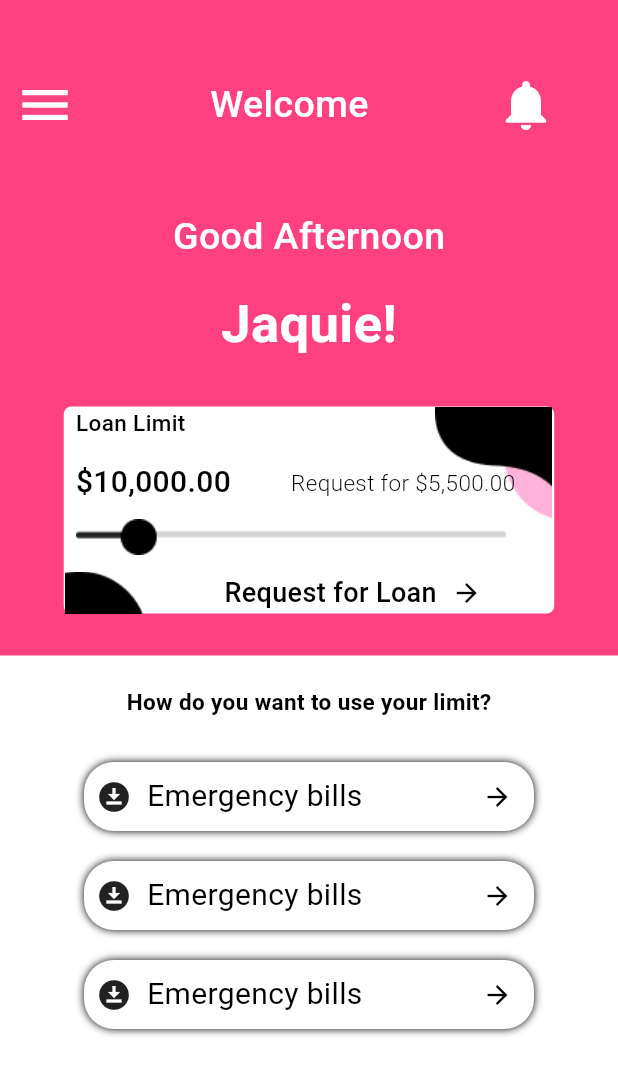
After one commit to siraj-afk/LoanApp, a Flutter app: the Screen8 screen opened directly, on a phone screen of 412 x 824 dp. The commit adds this screen. Shown: the top 1075 px of the screen. Run offline on Flutter 3.47's test engine with Material 3 defaults, Android fonts, the phone set to English and light mode, and no system bars; our stand-ins replace flutter_otp_text_field, introduction_screen.

Commit message:
screen 8 created

```diff
--- a/lib/Screen7.dart
+++ b/lib/Screen7.dart
@@ -1,5 +1,8 @@
 import 'package:flutter/cupertino.dart';
 import 'package:flutter/material.dart';
+import 'package:flutter/widgets.dart';
+
+import 'Screen8.dart';
 class Screen7 extends StatefulWidget {
   const Screen7({super.key});
 
@@ -38,7 +41,10 @@ class _Screen7State extends State<Screen7> {
                         borderRadius: BorderRadius.circular(30))),
               ),
               SizedBox(height: 80,),
-              Container(
+              GestureDetector(onTap:(){
+                Navigator.of(context).push(MaterialPageRoute(builder: (_)=>Screen8()));
+              } ,
+                child: Container(
                   width: 300,
                   height:46 ,
                   decoration: ShapeDecoration(shape: RoundedRectangleBorder(
@@ -49,6 +55,7 @@ class _Screen7State extends State<Screen7> {
                     )
                   ]),
                   child: Center(child: Text('Proceed',style: TextStyle(color: Colors.white,fontSize: 20),)),
+                ),
               ),
               SizedBox(height: 70,),
               Padding(
--- /dev/null
+++ b/lib/Screen8.dart
@@ -0,0 +1,206 @@
+import 'package:flutter/cupertino.dart';
+import 'package:flutter/material.dart';
+import 'package:flutter/widgets.dart';
+
+class Screen8 extends StatefulWidget {
+  const Screen8({super.key});
+
+  @override
+  State<Screen8> createState() => _Screen8State();
+}
+
+class _Screen8State extends State<Screen8> {
+  @override
+  Widget build(BuildContext context) {
+    return Scaffold(
+      backgroundColor: Colors.pinkAccent,
+      body:
+      Column(
+          children: [
+      Padding(
+      padding: EdgeInsets.only(left: 10.0, top: 50),
+      child: Row(
+        children: [
+          Icon(Icons.menu, size: 40, color: Colors.white,),
+          SizedBox(width: 90,),
+          Text('Welcome', style: TextStyle(
+              color: Colors.white, fontSize: 25, fontWeight: FontWeight.w500),),
+          SizedBox(width: 85,),
+          Icon(Icons.notifications, size: 40, color: Colors.white,),
+        ],
+      ),
+    ),
+    SizedBox(height: 50,),
+    Text('Good Afternoon',style: TextStyle(color: Colors.white,fontSize: 25,fontWeight: FontWeight.w500),),
+    SizedBox(height: 15,),
+    Text('Jaquie!',style: TextStyle(color: Colors.white,fontSize: 35,fontWeight: FontWeight.w700),),
+    SizedBox(height: 30,),
+    Container(
+    width: 327,
+    height: 138,
+      decoration: ShapeDecoration(shape: RoundedRectangleBorder
+        (borderRadius: BorderRadius.circular(5)),color: Colors.white),
+      child: Stack(
+        children: [
+          Padding(
+            padding:  EdgeInsets.only(left: 246.0),
+            child: Image.asset('assets/ww.png',width: 100,height: 80,),
+          ),
+          Padding(
+            padding:  EdgeInsets.only(left: 8.0),
+            child: Column(crossAxisAlignment: CrossAxisAlignment.start,
+              children: [
+                Text('Loan Limit',style: TextStyle(color: Colors.black,fontSize: 15,fontWeight: FontWeight.w500),),
+                SizedBox(height: 15,),
+                Row(
+                  children: [
+                    Text('\$10,000.00',style: TextStyle(color: Colors.black,fontSize: 20,fontWeight: FontWeight.w500),),
+                    SizedBox(width: 40,),
+                    Text('Request for \$5,500.00',style: TextStyle
+                      (color: Colors.black,fontSize: 15,fontWeight: FontWeight.w300),),
+
+                  ],
+                ),
+                SizedBox(height: 10,),
+                Image.asset('assets/line.png')
+
+
+
+
+              ],
+            ),
+          ),
+          Padding(
+            padding:  EdgeInsets.only(top: 110.0,),
+            child: Row(
+              children: [
+                Image.asset('assets/wa.png',width: 57,height: 50,),
+                SizedBox(width: 50,),
+                Text('Request for Loan',style: TextStyle
+                  (color: Colors.black,fontSize: 18,fontWeight: FontWeight.w500),),
+                SizedBox(width: 10,),
+                CircleAvatar(backgroundColor: Colors.white,radius: 10,
+                  child: Center(child: Icon(Icons.arrow_forward,color: Colors.black,size: 20 ,)),),
+
+
+              ],
+            ),
+
+          ),
+        ],
+      ),
+
+    ),
+            SizedBox(height: 28,),
+            Container(
+              height: 400,
+              width: double.infinity,
+              color: Colors.white,
+              child: Column(crossAxisAlignment: CrossAxisAlignment.center,
+                children: [
+                  Padding(
+                    padding:  EdgeInsets.only(top: 20.0),
+                    child: Text('How do you want to use your limit?',style:TextStyle(
+                      color: Colors.black,fontSize: 15,fontWeight: FontWeight.w700
+                    ) ,),
+                  ),
+                  SizedBox(height: 30,),
+                  Container(
+                    width: 300,
+                    height:46 ,
+                    decoration: ShapeDecoration(shape: RoundedRectangleBorder(
+                      borderRadius: BorderRadius.circular(20),
+                    ),color: Colors.white,shadows: [
+                      BoxShadow(
+                        blurRadius: 4,
+                      )
+                    ]),
+                    child: Padding(
+                      padding:  EdgeInsets.only(left: 8.0),
+                      child: Row(
+                        children: [
+                          Icon(Icons.download_for_offline),
+                          SizedBox(width: 10,),
+                          Text('Emergency bills',style: TextStyle(color: Colors.black,fontSize: 20),),
+                          Padding(
+                            padding:  EdgeInsets.only(left: 80.0),
+                            child: CircleAvatar(backgroundColor: Colors.white,radius: 10,
+                              child: Center(child: Icon(Icons.arrow_forward,color: Colors.black,size: 20 ,)),),
+                          ),
+
+                        ],
+                      ),
+                    ),
+                  ),
+                  SizedBox(height: 20,),
+                  Container(
+                    width: 300,
+                    height:46 ,
+                    decoration: ShapeDecoration(shape: RoundedRectangleBorder(
+                      borderRadius: BorderRadius.circular(20),
+                    ),color: Colors.white,shadows: [
+                      BoxShadow(
+                        blurRadius: 4,
+                      )
+                    ]),
+                    child: Padding(
+                      padding:  EdgeInsets.only(left: 8.0),
+                      child: Row(
+                        children: [
+                          Icon(Icons.download_for_offline),
+                          SizedBox(width: 10,),
+                          Text('Emergency bills',style: TextStyle(color: Colors.black,fontSize: 20),),
+                          Padding(
+                            padding:  EdgeInsets.only(left: 80.0),
+                            child: CircleAvatar(backgroundColor: Colors.white,radius: 10,
+                              child: Center(child: Icon(Icons.arrow_forward,color: Colors.black,size: 20 ,)),),
+                          ),
+
+                        ],
+                      ),
+                    ),
+                  ),
+                  SizedBox(height: 20,),
+                  Container(
+                    width: 300,
+                    height:46 ,
+                    decoration: ShapeDecoration(shape: RoundedRectangleBorder(
+                      borderRadius: BorderRadius.circular(20),
+                    ),color: Colors.white,shadows: [
+                      BoxShadow(
+                        blurRadius: 4,
+                      )
+                    ]),
+                    child: Padding(
+                      padding:  EdgeInsets.only(left: 8.0),
+                      child: Row(
+                        children: [
+                          Icon(Icons.download_for_offline),
+                          SizedBox(width: 10,),
+                          Text('Emergency bills',style: TextStyle(color: Colors.black,fontSize: 20),),
+                          Padding(
+                            padding:  EdgeInsets.only(left: 80.0),
+                            child: CircleAvatar(backgroundColor: Colors.white,radius: 10,
+                              child: Center(child: Icon(Icons.arrow_forward,color: Colors.black,size: 20 ,)),),
+                          ),
+
+                        ],
+                      ),
+                    ),
+                  ),
+
+
+
+
+
+                ],
+              ),
+            )
+
+
+    ],
+    )
+    ,
+    );
+  }
+}
```
Also changed, not shown: assets/line.png (added), assets/wa.png (added), assets/ww.png (added). Lines whose indentation alone changed are shown as unchanged.
